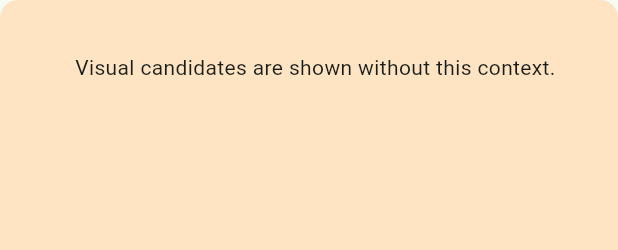
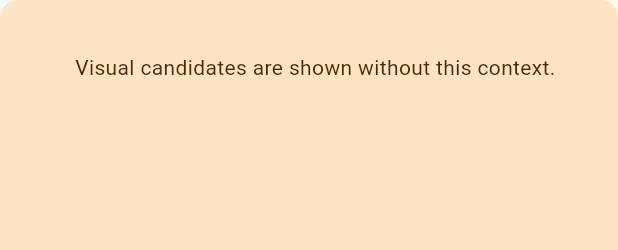
Before and after one commit to arduhoby/firbird, a Flutter app: the _ContextEffect widget shown alone on an empty page, opened directly with empty values, on a phone screen of 412 x 824 dp. Shown: the top 250 px of the screen. Run offline on Flutter 3.47's test engine with Material 3 defaults, Android fonts, the phone set to English and light mode, and no system bars; our stand-ins replace dio, drift, flutter_map, flutter_riverpod, geolocator, go_router and 3 more; missing offline and left inert: exif, flutter_onnxruntime; accounts and stored records are empty; project files that could hold a hidden picture were left out.

Commit message:
Improve version display and warning contrast

```diff
--- a/lib/app/history_and_settings_screens.dart
+++ b/lib/app/history_and_settings_screens.dart
@@ -129,7 +129,11 @@ class _SettingsScreenState extends ConsumerState<SettingsScreen> {
           ),
           ListTile(
             title: Text(l10n.activePackage),
-            subtitle: const Text('turkey-all (sample)'),
+            subtitle: const Text('Türkiye 0.1.0 · uygulamaya dahil'),
+          ),
+          const ListTile(
+            title: Text('Uygulama sürümü'),
+            subtitle: Text('0.1.0'),
           ),
           ListTile(
             title: Text(l10n.privacy),
--- a/lib/app/identification_screens.dart
+++ b/lib/app/identification_screens.dart
@@ -344,8 +344,19 @@ class _ContextEffect extends StatelessWidget {
             child: Column(
               crossAxisAlignment: CrossAxisAlignment.start,
               children: <Widget>[
-                Text(label, style: Theme.of(context).textTheme.titleSmall),
-                Text(l10n.contextNotUsed),
+                Text(
+                  label,
+                  style: Theme.of(context).textTheme.titleSmall?.copyWith(
+                    color: const Color(0xFF4A2A00),
+                    fontWeight: FontWeight.w700,
+                  ),
+                ),
+                Text(
+                  l10n.contextNotUsed,
+                  style: Theme.of(context).textTheme.bodyMedium?.copyWith(
+                    color: const Color(0xFF4A2A00),
+                  ),
+                ),
               ],
             ),
           ),
--- a/pubspec.yaml
+++ b/pubspec.yaml
@@ -16,7 +16,7 @@ publish_to: 'none' # Remove this line if you wish to publish to pub.dev
 # https://developer.apple.com/library/archive/documentation/General/Reference/InfoPlistKeyReference/Articles/CoreFoundationKeys.html
 # In Windows, build-name is used as the major, minor, and patch parts
 # of the product and file versions while build-number is used as the build suffix.
-version: 0.1.0+10
+version: 0.1.1+11
 
 environment:
   sdk: ^3.12.2
```
